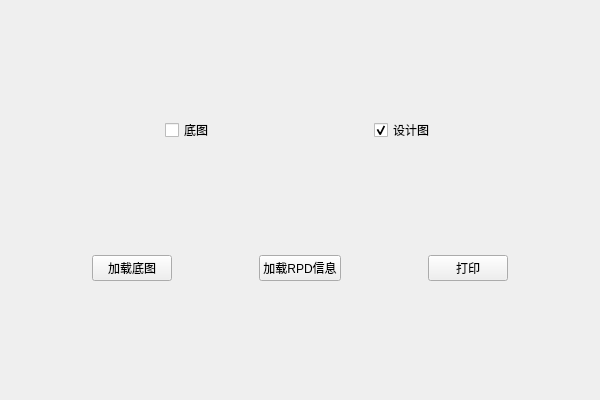
Old version of the form RpdDesign/RpdDesign.ui in the repository shengjie-lin/RPD-Design.
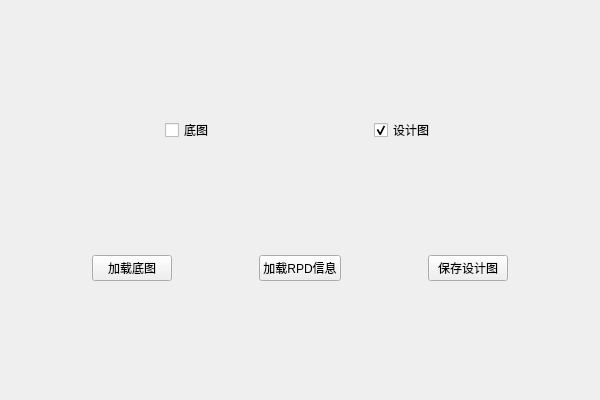
New version of the form.

Commit message: 1. slightly changed ui 2. modified README

Patch:
```diff
--- a/RpdDesign/RpdDesign.ui
+++ b/RpdDesign/RpdDesign.ui
@@ -138,7 +138,7 @@
      <item>
       <widget class="QPushButton" name="printPushButton">
        <property name="text">
-        <string>打印</string>
+        <string>保存设计图</string>
        </property>
       </widget>
      </item>
```
Left out of the diff: 2 changed lines with no effect on the pictures. The commit also changes 7 other files.
